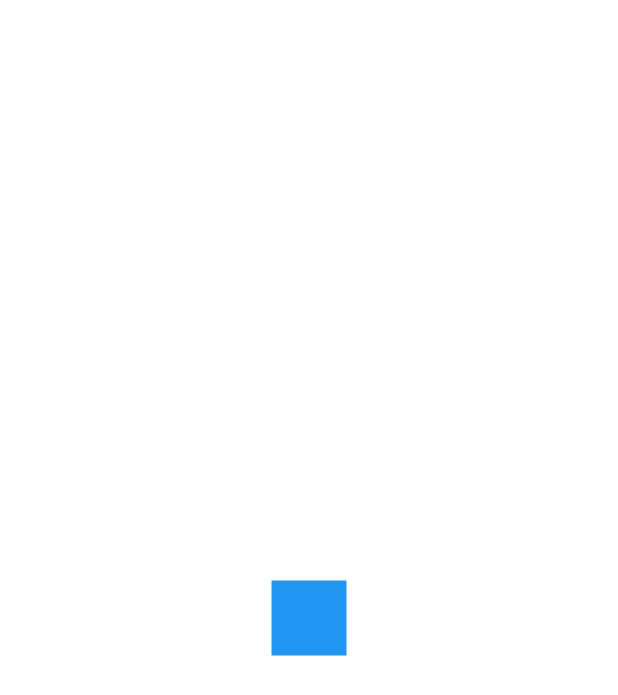
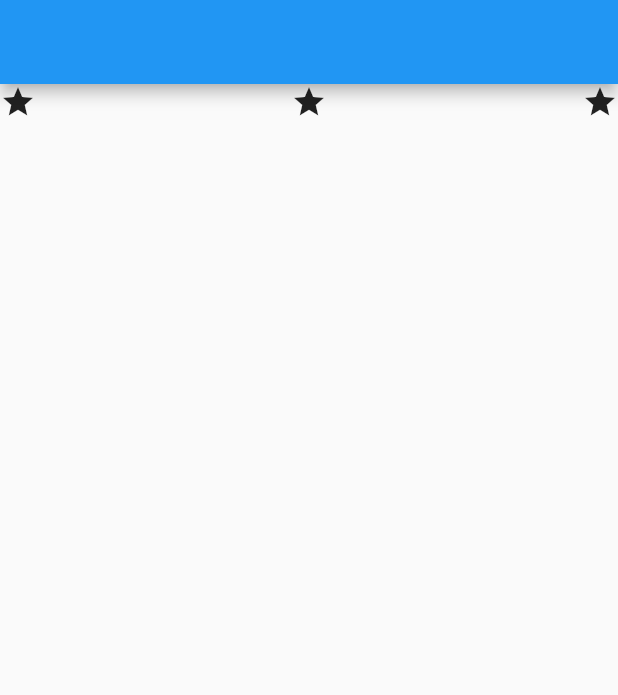
Before and after one commit to wjdgml3834/coding-apple-Flutter, a Flutter app: the screen it shows after launch, on a phone screen of 412 x 824 dp. Shown: the top 695 px of the screen. Run offline on Flutter 3.47's test engine with Material 2 defaults, Android fonts, the phone set to English and light mode, and no system bars.

Commit message:
✨4강 Flutter Coulmn, Row, mainAxisAlignment 등 기본 레이아웃 학습

```diff
--- a/analysis_options.yaml
+++ b/analysis_options.yaml
@@ -26,6 +26,7 @@ linter:
     prefer_const_constructors_in_immutables : false
     prefer_const_constructors : false
     avoid_print : false
+    prefer_const_constructors_in_immutables : false
     # avoid_print: false  # Uncomment to disable the `avoid_print` rule
     # prefer_single_quotes: true  # Uncomment to enable the `prefer_single_quotes` rule
 
--- a/lib/main.dart
+++ b/lib/main.dart
@@ -9,8 +9,16 @@ class MyApp extends StatelessWidget {
   @override
   Widget build(BuildContext context) {
     return MaterialApp(
-      home: Center(
-        child: Container(width: 50, height: 50, color: Colors.blue)
+      home: Scaffold(
+        appBar: AppBar(),
+        body: Row(
+          mainAxisAlignment: MainAxisAlignment.spaceBetween,
+          children : [
+            Icon(Icons.star),
+            Icon(Icons.star),
+            Icon(Icons.star)
+         ],
+        ),
       )
     );
   }
```
